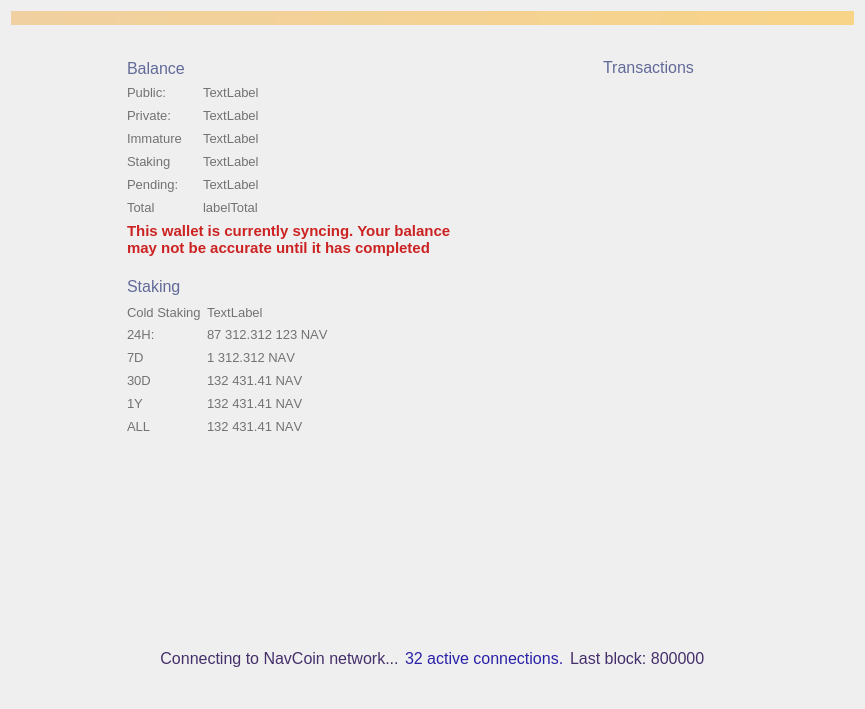
Qt form src/qt/forms/overviewpage.ui (skreener/navcoin-core) before a commit.
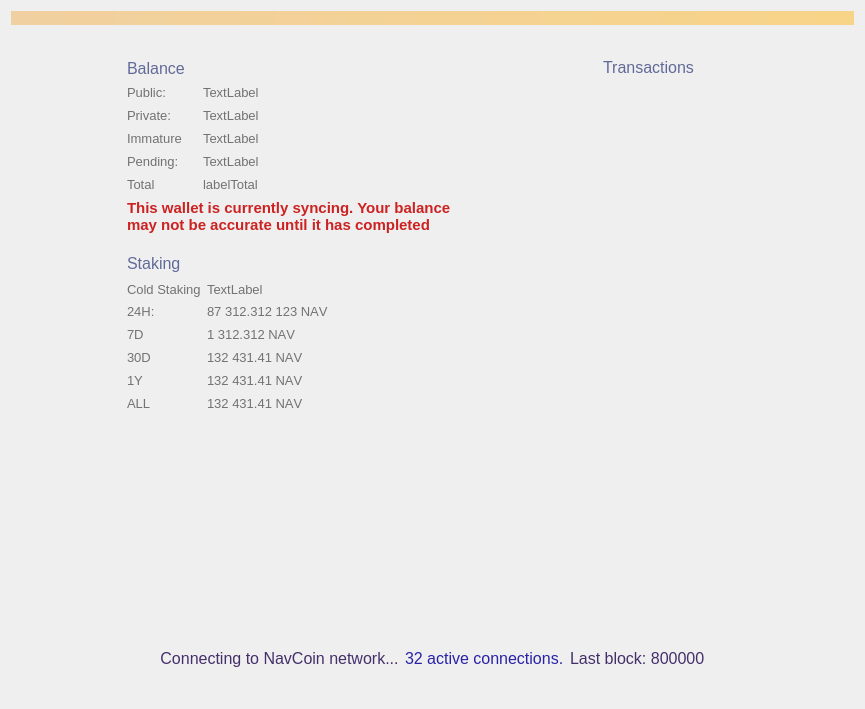
The same form after that commit. Custom widgets are drawn as their Qt base class.

Diff of the .ui file:
```diff
--- a/src/qt/forms/overviewpage.ui
+++ b/src/qt/forms/overviewpage.ui
@@ -350,66 +350,6 @@
             </widget>
            </item>
            <item row="3" column="0">
-            <widget class="QLabel" name="labelStakingText">
-             <property name="sizePolicy">
-              <sizepolicy hsizetype="Minimum" vsizetype="Preferred">
-               <horstretch>0</horstretch>
-               <verstretch>0</verstretch>
-              </sizepolicy>
-             </property>
-             <property name="minimumSize">
-              <size>
-               <width>70</width>
-               <height>17</height>
-              </size>
-             </property>
-             <property name="maximumSize">
-              <size>
-               <width>70</width>
-               <height>17</height>
-              </size>
-             </property>
-             <property name="font">
-              <font>
-               <pointsize>10</pointsize>
-               <weight>50</weight>
-               <bold>false</bold>
-               <stylestrategy>PreferAntialias</stylestrategy>
-              </font>
-             </property>
-             <property name="styleSheet">
-              <string notr="true">color: #727272</string>
-             </property>
-             <property name="text">
-              <string>Staking</string>
-             </property>
-             <property name="alignment">
-              <set>Qt::AlignLeading|Qt::AlignLeft|Qt::AlignVCenter</set>
-             </property>
-            </widget>
-           </item>
-           <item row="3" column="1">
-            <widget class="QLabel" name="labelStaking">
-             <property name="font">
-              <font>
-               <pointsize>10</pointsize>
-               <weight>50</weight>
-               <bold>false</bold>
-               <stylestrategy>PreferAntialias</stylestrategy>
-              </font>
-             </property>
-             <property name="styleSheet">
-              <string notr="true">color: #727272</string>
-             </property>
-             <property name="text">
-              <string>TextLabel</string>
-             </property>
-             <property name="alignment">
-              <set>Qt::AlignLeading|Qt::AlignLeft|Qt::AlignVCenter</set>
-             </property>
-            </widget>
-           </item>
-           <item row="4" column="0">
             <widget class="QLabel" name="labelUnconfirmedText">
              <property name="sizePolicy">
               <sizepolicy hsizetype="Minimum" vsizetype="Preferred">
@@ -448,7 +388,7 @@
              </property>
             </widget>
            </item>
-           <item row="4" column="1">
+           <item row="3" column="1">
             <widget class="QLabel" name="labelUnconfirmed">
              <property name="font">
               <font>
@@ -469,7 +409,7 @@
              </property>
             </widget>
            </item>
-           <item row="5" column="0">
+           <item row="4" column="0">
             <widget class="QLabel" name="label_8">
              <property name="sizePolicy">
               <sizepolicy hsizetype="Minimum" vsizetype="Preferred">
@@ -508,7 +448,7 @@
              </property>
             </widget>
            </item>
-           <item row="5" column="1">
+           <item row="4" column="1">
             <widget class="QLabel" name="labelTotal">
              <property name="font">
               <font>
```
